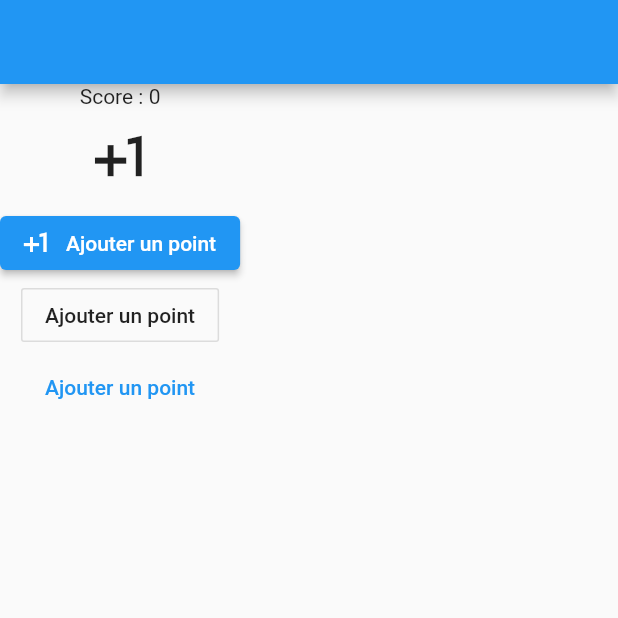
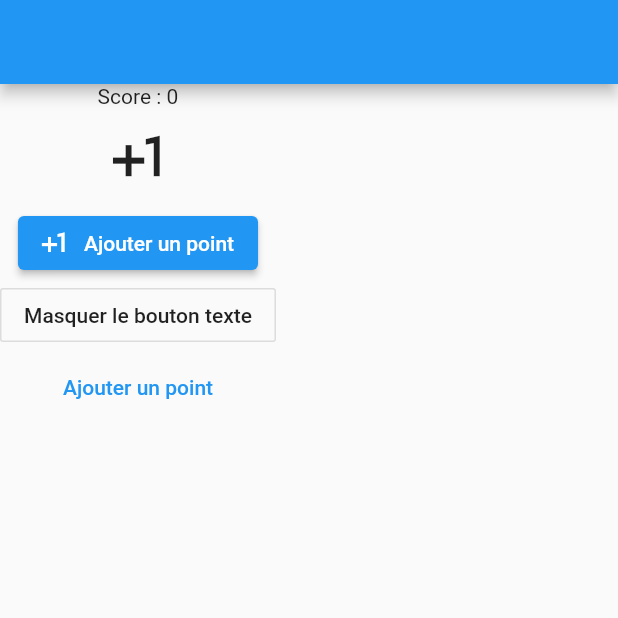
Before and after one commit to P-Giraffe/creer-des-apps-avec-flutter-1, a Flutter app: the screen it shows after launch, on a phone screen of 412 x 824 dp, the top half of it. Run offline on Flutter 3.47's test engine with Material 2 defaults, Android fonts, the phone set to English and light mode, and no system bars.

Commit message:
Affichage conditionnel

```diff
--- a/2-ihm/interactivite/lib/home.dart
+++ b/2-ihm/interactivite/lib/home.dart
@@ -7,9 +7,16 @@ class Home extends StatefulWidget {
 
 class _HomeState extends State<Home> {
   var _score = 0;
+  var _afficherLeBoutonTexte = true;
   _plusButtonClicked() {
     setState(() {
       _score = _score + 1;
+    });
+  }
+
+  _toggleButtonClicked() {
+    setState(() {
+      _afficherLeBoutonTexte = !_afficherLeBoutonTexte;
     });
   }
 
@@ -29,13 +36,15 @@ class _HomeState extends State<Home> {
               icon: Icon(Icons.plus_one),
               label: Text("Ajouter un point")),
           OutlineButton(
-            onPressed: _plusButtonClicked,
-            child: Text("Ajouter un point"),
+            onPressed: _toggleButtonClicked,
+            child: Text((_afficherLeBoutonTexte ? "Masquer" : "Afficher") +
+                " le bouton texte"),
           ),
-          TextButton(
-            onPressed: _plusButtonClicked,
-            child: Text("Ajouter un point"),
-          )
+          if (_afficherLeBoutonTexte)
+            TextButton(
+              onPressed: _plusButtonClicked,
+              child: Text("Ajouter un point"),
+            )
         ],
       ),
     );
```
